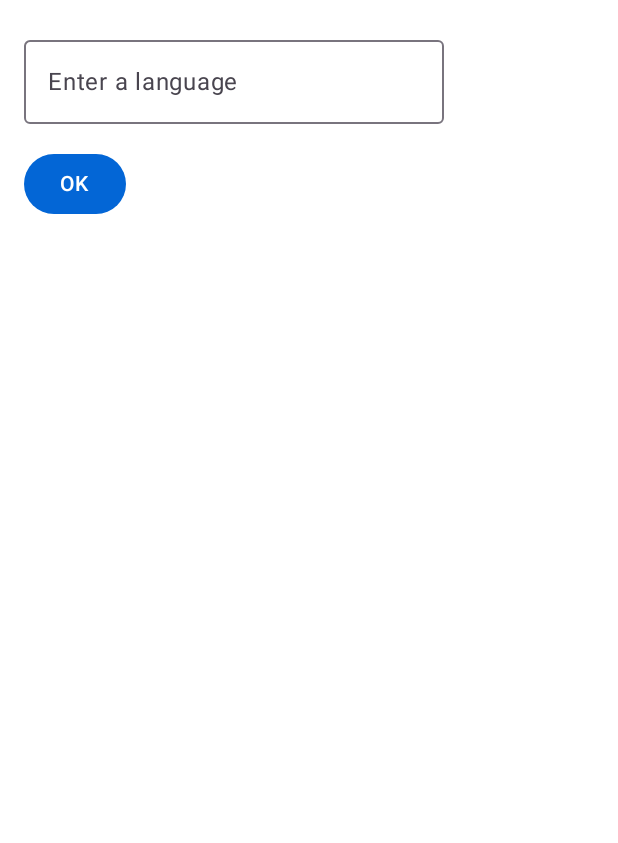
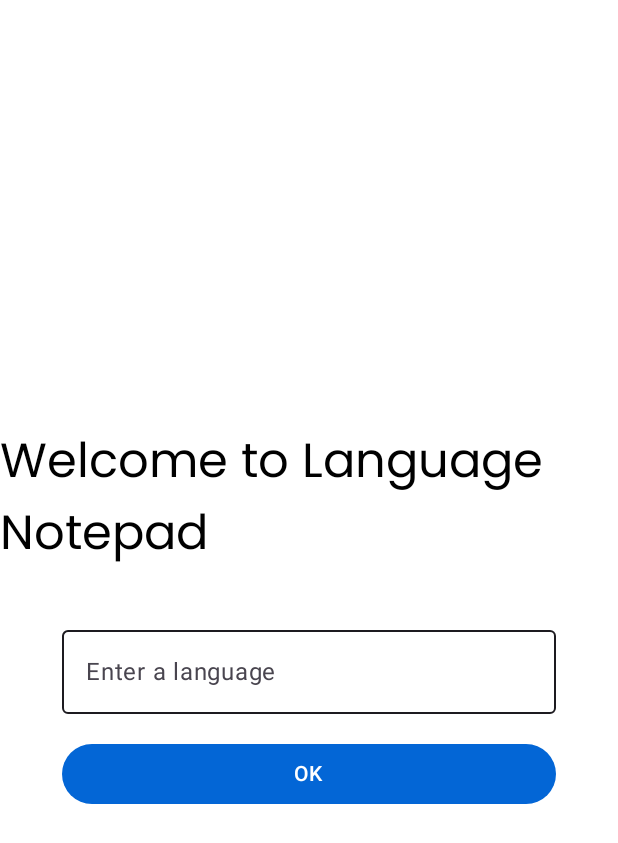
Before and after one commit to MLGJPrime/language-notepad, an Android app built with Jetpack Compose: the screen it shows after launch (MainActivity), on a phone screen of 412 x 824 dp. Shown: the top 843 px of the screen. Run offline under Robolectric (Android 15) with nearby library versions, the phone set to English and light mode, and no system bars; our stand-ins replace Dagger/Hilt's generated code, accompanist.

Commit message:
Added two more dependencies, started working on OnBoardingScreen

```diff
--- a/app/build.gradle.kts
+++ b/app/build.gradle.kts
@@ -75,4 +75,6 @@ dependencies {
     implementation(libs.paging)
     ksp(libs.hilt.compiler.ksp)
     ksp(libs.androidx.room.ksp)
+    implementation(libs.accompanistSystemUiController)
+    implementation(libs.coreSplashscreen)
 }
--- a/app/src/main/java/com/jprime/languagenotepad/MainActivity.kt
+++ b/app/src/main/java/com/jprime/languagenotepad/MainActivity.kt
@@ -3,26 +3,49 @@ package com.jprime.languagenotepad
 import android.os.Bundle
 import androidx.activity.ComponentActivity
 import androidx.activity.compose.setContent
-import androidx.compose.foundation.layout.fillMaxSize
+import androidx.activity.viewModels
+import androidx.compose.foundation.background
+import androidx.compose.foundation.isSystemInDarkTheme
+import androidx.compose.foundation.layout.Box
 import androidx.compose.material3.MaterialTheme
-import androidx.compose.material3.Surface
+import androidx.compose.runtime.SideEffect
 import androidx.compose.ui.Modifier
+import androidx.compose.ui.graphics.Color
+import androidx.core.splashscreen.SplashScreen.Companion.installSplashScreen
+import androidx.core.view.WindowCompat
+import com.google.accompanist.systemuicontroller.rememberSystemUiController
+import com.jprime.languagenotepad.presentation.onboarding.OnBoardingViewModel
+import com.jprime.languagenotepad.presentation.onboarding.OnboardingScreen
 import com.jprime.languagenotepad.ui.theme.LanguageNotepadTheme
-import com.jprime.languagenotepad.onboarding.presentation.OnboardingScreen
-import com.jprime.languagenotepad.onboarding.presentation.OnBoardingViewModel
-import androidx.lifecycle.viewmodel.compose.viewModel
+import dagger.hilt.android.AndroidEntryPoint
 
+@AndroidEntryPoint
 class MainActivity : ComponentActivity() {
+    private val viewModel by viewModels<OnBoardingViewModel>()
+
     override fun onCreate(savedInstanceState: Bundle?) {
         super.onCreate(savedInstanceState)
+        WindowCompat.setDecorFitsSystemWindows(window, false)
+
+        installSplashScreen().apply {
+            setKeepOnScreenCondition {
+                viewModel.selectedLanguage.value == null
+            }
+        }
+
         setContent {
             LanguageNotepadTheme {
-                // A surface container using the 'background' color from the theme
-                Surface(
-                    modifier = Modifier.fillMaxSize(),
-                    color = MaterialTheme.colorScheme.background
-                ) {
-                    val viewModel: OnBoardingViewModel = viewModel()
+                val isSystemInDarkMode = isSystemInDarkTheme()
+                val systemController = rememberSystemUiController()
+
+                SideEffect {
+                    systemController.setSystemBarsColor(
+                        color = Color.Transparent,
+                        darkIcons = !isSystemInDarkMode
+                    )
+                }
+
+                Box(modifier = Modifier.background(color = MaterialTheme.colorScheme.background)) {
                     if (viewModel.selectedLanguage.value == null) {
                         OnboardingScreen(viewModel)
                     } else {
--- /dev/null
+++ b/app/src/main/java/com/jprime/languagenotepad/domain/model/Language.kt
@@ -0,0 +1,3 @@
+package com.jprime.languagenotepad.domain.model
+
+data class Language(val name: String)
--- a/app/src/main/java/com/jprime/languagenotepad/onboarding/model/Language.kt
+++ /dev/null
@@ -1,3 +0,0 @@
-package com.jprime.languagenotepad.onboarding.model
-
-data class Language(val name: String)
--- a/app/src/main/java/com/jprime/languagenotepad/onboarding/presentation/OnBoardingScreen.kt
+++ /dev/null
@@ -1,43 +0,0 @@
-package com.jprime.languagenotepad.onboarding.presentation
-
-import androidx.compose.foundation.layout.Column
-import androidx.compose.foundation.layout.fillMaxSize
-import androidx.compose.foundation.layout.padding
-import androidx.compose.material3.Button
-import androidx.compose.material3.OutlinedTextField
-import androidx.compose.material3.Text
-import androidx.compose.runtime.Composable
-import androidx.compose.runtime.mutableStateOf
-import androidx.compose.runtime.remember
-import androidx.compose.ui.Modifier
-import androidx.compose.ui.tooling.preview.Preview
-import androidx.compose.ui.unit.dp
-import androidx.lifecycle.viewmodel.compose.viewModel
-import com.jprime.languagenotepad.onboarding.model.Language
-
-@Composable
-fun OnboardingScreen(languageViewModel: OnBoardingViewModel = viewModel()) {
-    // State for the TextField
-    val text = remember { mutableStateOf("") }
-
-    Column(modifier = Modifier.fillMaxSize().padding(16.dp)) {
-        OutlinedTextField(
-            value = text.value,
-            onValueChange = { text.value = it },
-            label = { Text("Enter a language") }
-        )
-
-        Button(
-            onClick = { languageViewModel.selectLanguage(Language(text.value)) },
-            modifier = Modifier.padding(top = 16.dp)
-        ) {
-            Text("OK")
-        }
-    }
-}
-
-@Preview(showBackground = true)
-@Composable
-fun PreviewOnboardingScreen() {
-    OnboardingScreen(OnBoardingViewModel())
-}
--- /dev/null
+++ b/app/src/main/java/com/jprime/languagenotepad/presentation/common/components/EditTextField.kt
@@ -0,0 +1,14 @@
+package com.jprime.languagenotepad.presentation.common.components
+
+import androidx.compose.runtime.Composable
+import androidx.compose.ui.Modifier
+
+@Composable
+fun EditTextField(
+    value: String,
+    onValueChange: (String) -> Unit,
+    label: @Composable (() -> Unit)? = null,
+    modifier: Modifier = Modifier,
+) {
+
+}
--- /dev/null
+++ b/app/src/main/java/com/jprime/languagenotepad/presentation/onboarding/OnBoardingScreen.kt
@@ -0,0 +1,65 @@
+package com.jprime.languagenotepad.presentation.onboarding
+
+import androidx.compose.foundation.layout.Box
+import androidx.compose.foundation.layout.Column
+import androidx.compose.foundation.layout.Spacer
+import androidx.compose.foundation.layout.fillMaxSize
+import androidx.compose.foundation.layout.fillMaxWidth
+import androidx.compose.foundation.layout.height
+import androidx.compose.material3.Button
+import androidx.compose.material3.ExperimentalMaterial3Api
+import androidx.compose.material3.MaterialTheme
+import androidx.compose.material3.OutlinedTextField
+import androidx.compose.material3.Text
+import androidx.compose.material3.TextFieldDefaults
+import androidx.compose.runtime.Composable
+import androidx.compose.runtime.mutableStateOf
+import androidx.compose.runtime.remember
+import androidx.compose.ui.Alignment
+import androidx.compose.ui.Modifier
+import androidx.compose.ui.tooling.preview.Preview
+import androidx.compose.ui.unit.dp
+import androidx.lifecycle.viewmodel.compose.viewModel
+import com.jprime.languagenotepad.domain.model.Language
+
+@OptIn(ExperimentalMaterial3Api::class)
+@Composable
+fun OnboardingScreen(languageViewModel: OnBoardingViewModel = viewModel()) {
+    // State for the TextField
+    val text = remember { mutableStateOf("") }
+
+    Box(modifier = Modifier.fillMaxSize(), contentAlignment = Alignment.Center) {
+        Column(horizontalAlignment = Alignment.CenterHorizontally) {
+            Text("Welcome to Language Notepad", style = MaterialTheme.typography.displayMedium)
+
+            Spacer(modifier = Modifier.height(32.dp))
+
+            OutlinedTextField(
+                value = text.value,
+                onValueChange = { text.value = it },
+                label = { Text("Enter a language") },
+                colors = TextFieldDefaults.outlinedTextFieldColors(
+                    focusedBorderColor = MaterialTheme.colorScheme.primary,
+                    unfocusedBorderColor = MaterialTheme.colorScheme.onSurface,
+                    cursorColor = MaterialTheme.colorScheme.primary
+                ),
+                modifier = Modifier.fillMaxWidth(0.8f)
+            )
+
+            Spacer(modifier = Modifier.height(16.dp))
+
+            Button(
+                onClick = { languageViewModel.selectLanguage(Language(text.value)) },
+                modifier = Modifier.fillMaxWidth(0.8f)
+            ) {
+                Text("OK")
+            }
+        }
+    }
+}
+
+@Preview(showBackground = true)
+@Composable
+fun PreviewOnboardingScreen() {
+    OnboardingScreen(OnBoardingViewModel())
+}
--- a/app/src/main/java/com/jprime/languagenotepad/onboarding/presentation/OnBoardingViewModel.kt
+++ b/app/src/main/java/com/jprime/languagenotepad/presentation/onboarding/OnBoardingViewModel.kt
@@ -1,8 +1,8 @@
-package com.jprime.languagenotepad.onboarding.presentation
+package com.jprime.languagenotepad.presentation.onboarding
 
 import androidx.lifecycle.MutableLiveData
 import androidx.lifecycle.ViewModel
-import com.jprime.languagenotepad.onboarding.model.Language
+import com.jprime.languagenotepad.domain.model.Language
 import dagger.hilt.android.lifecycle.HiltViewModel
 import javax.inject.Inject
 
--- a/gradle/libs.versions.toml
+++ b/gradle/libs.versions.toml
@@ -9,11 +9,15 @@ lifecycleRuntimeKtx = "2.7.0"
 activityCompose = "1.8.2"
 composeBom = "2024.04.00"
 room = "2.6.1"
+#noinspection GradleDependency
 hilt = "2.45"
 ksp = "1.9.22-1.0.16"
 hiltNavigationCompose = "1.2.0"
 composeNavigation = "2.7.7"
 paging = "3.2.1"
+accompanistSystemUiController = "0.31.4-beta"
+coreSplashScreen = "1.0.1"
+
 
 [libraries]
 androidx-core-ktx = { group = "androidx.core", name = "core-ktx", version.ref = "coreKtx" }
@@ -38,6 +42,9 @@ hilt-compiler-ksp = { group = "com.google.dagger", name = "hilt-compiler", versi
 androidx-hilt-navigationCompose = { group = "androidx.hilt", name = "hilt-navigation-compose", version.ref = "hiltNavigationCompose" }
 composeNavigation = { group = "androidx.navigation", name = "navigation-compose", version.ref = "composeNavigation" }
 paging = { group = "androidx.paging", name = "paging-compose", version.ref = "paging" }
+accompanistSystemUiController = { group = "com.google.accompanist", name = "accompanist-systemuicontroller", version.ref = "accompanistSystemUiController" }
+coreSplashscreen = { group = "androidx.core", name = "core-splashscreen", version.ref = "coreSplashScreen" }
+
 
 [plugins]
 androidApplication = { id = "com.android.application", version.ref = "agp" }
```
Also changed, not shown: 269 other files.
